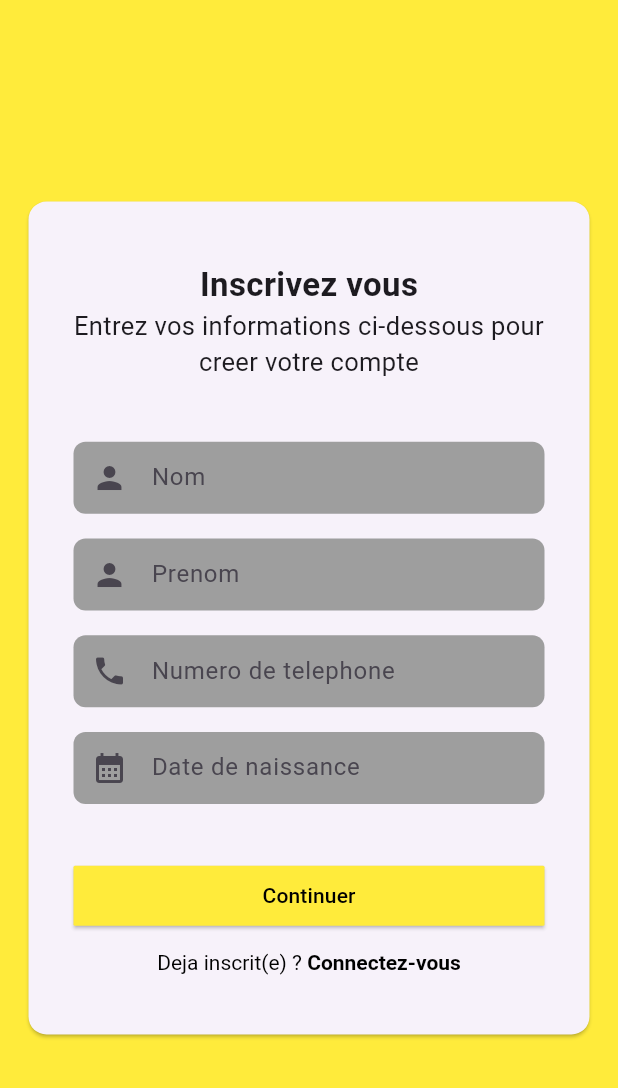
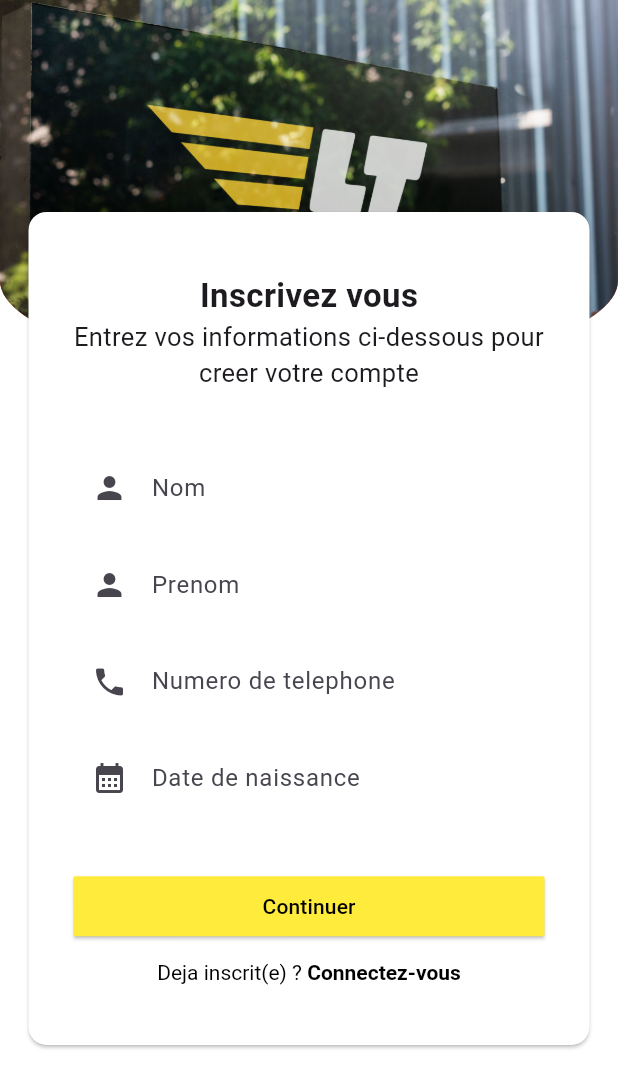
Before and after one commit to honorinedjima/le_transporteur, a Flutter app: the screen it shows after launch, on a phone screen of 412 x 824 dp. Shown: the top 1088 px of the screen. Run offline on Flutter 3.47's test engine with Material 3 defaults, Android fonts, the phone set to English and light mode, and no system bars; our stand-ins replace get.

Commit message:
Gestion de l'image

```diff
--- a/lib/infrastructure/widgets/text_form_field.dart
+++ b/lib/infrastructure/widgets/text_form_field.dart
@@ -25,7 +25,7 @@ class AuthInputWidget extends StatelessWidget {
         contentPadding: EdgeInsets.symmetric(vertical: 10),
         hintText: hint,
         prefixIcon: Icon(icon),
-        fillColor: Colors.grey,
+        fillColor: Color(0XF2F2F2),
         border: const OutlineInputBorder(
           borderSide: BorderSide.none,
           borderRadius: BorderRadius.all(
--- a/lib/presentation/register/register.screen.dart
+++ b/lib/presentation/register/register.screen.dart
@@ -14,15 +14,38 @@ class RegisterScreen extends GetView<RegisterController> {
   @override
   Widget build(BuildContext context) {
     return Scaffold(
-      backgroundColor: Colors.yellow,
+      backgroundColor: Colors.white,
       body: SafeArea(
-        child: Center(
+          child: SingleChildScrollView(
+        child: Column(
+          children: [
+            Stack(
+              children: [
+                Container(
+                  height: 247.0,
+                  decoration: BoxDecoration(
+                    color: Colors.red,
+                    //Image.asset("img_rectangle_27.png"),
+                    borderRadius: BorderRadius.vertical(
+                        bottom: Radius.elliptical(
+                            MediaQuery.of(context).size.width, 120.0)),
+                    image: DecorationImage(
+                      image: AssetImage("assets/images/img_rectangle_27.png"),
+                      fit: BoxFit.cover, // Ajustez l'image à la taille du conteneur
+                    ),
+                  ),
+                ),
+                Center(
                   child: Padding(
-            padding: EdgeInsets.symmetric(horizontal: 15.0),
+                    padding: EdgeInsets.symmetric(
+                        horizontal: 15.0,
+                        vertical: MediaQuery.of(context).size.height / 6),
                     child: Card(
+                      color: Colors.white,
                       child: SingleChildScrollView(
                         child: Padding(
-                  padding: EdgeInsets.symmetric(vertical: 40.0, horizontal: 30.0),
+                          padding: EdgeInsets.symmetric(
+                              vertical: 40.0, horizontal: 30.0),
                           child: Column(
                             crossAxisAlignment: CrossAxisAlignment.center,
                             mainAxisSize: MainAxisSize.min,
@@ -67,7 +90,7 @@ class RegisterScreen extends GetView<RegisterController> {
                               AuthInputWidget(
                                 controller: controller.dateNaissanceController,
                                 readOnly: true,
-                        OnTap: (){
+                                OnTap: () {
                                   controller.selectedBirthDate(context);
                                 },
                                 hint: TextFr.DATE_NAISSANCE,
@@ -111,7 +134,11 @@ class RegisterScreen extends GetView<RegisterController> {
                     ),
                   ),
                 ),
+              ],
             ),
+          ],
+        ),
+      )),
     );
   }
 }
--- a/pubspec.yaml
+++ b/pubspec.yaml
@@ -19,3 +19,5 @@ dev_dependencies:
 
 flutter:
   uses-material-design: true
+  assets:
+    - assets/images
```
Also changed, not shown: assets/images/img_rectangle_27.png (added). Lines whose indentation alone changed are shown as unchanged.
